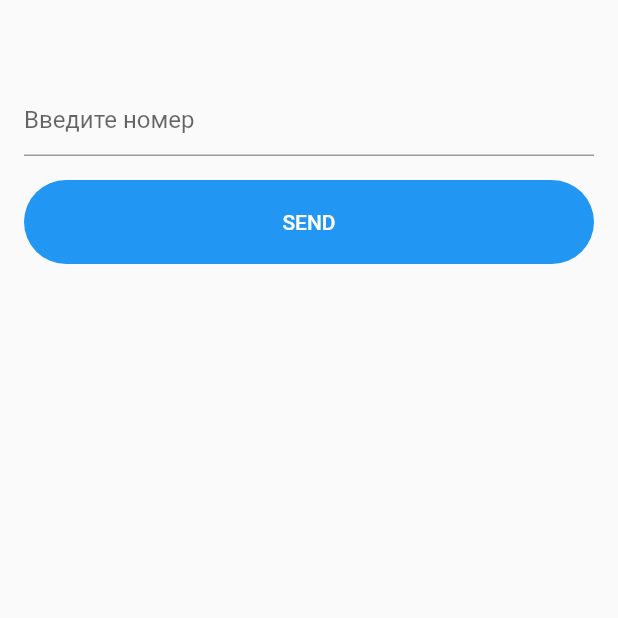
After one commit to Gloomy699/authDemo, a Flutter app: the screen it shows after launch, on a phone screen of 412 x 824 dp, the part 444-1062 px from its top. The commit adds this screen. Run offline on Flutter 3.47's test engine with Material 2 defaults, Android fonts, the phone set to English and light mode, and no system bars; our stand-ins replace firebase_auth, firebase_core; accounts and stored records are empty.

Commit message:
added SOLID principles

```diff
--- a/lib/enum.dart
+++ /dev/null
@@ -1,4 +0,0 @@
-enum MobileVerificationState{
-  phone,
-  otp
-}
--- /dev/null
+++ b/lib/enum/enum.dart
@@ -0,0 +1 @@
+enum MobileVerificationState { phone, otp }
--- /dev/null
+++ b/lib/model/name_element.dart
@@ -0,0 +1,23 @@
+//S, O, D - principles
+class NameElement {
+  final String textName;
+
+  NameElement({
+     this.textName = '',
+  });
+
+  @override
+  bool operator ==(Object other) =>
+      identical(this, other) || other is NameElement && runtimeType == other.runtimeType && textName == other.textName;
+
+  @override
+  int get hashCode => textName.hashCode;
+
+  NameElement copyWith({
+    String? textName,
+  }) {
+    return NameElement(
+      textName: textName ?? this.textName,
+    );
+  }
+}
--- /dev/null
+++ b/lib/widget/data_widget.dart
@@ -0,0 +1,53 @@
+import 'package:flutter/material.dart';
+
+class DataWidget extends StatelessWidget {
+  final TextEditingController controller;
+  final String hintText;
+  final String buttonText;
+  final void Function() buttonPressCallback;
+
+  const DataWidget({
+    required this.controller,
+    required this.buttonPressCallback,
+    required this.hintText,
+    required this.buttonText,
+  });
+
+  @override
+  Widget build(BuildContext context) {
+    return Center(
+      child: Column(
+        mainAxisSize: MainAxisSize.min,
+        children: [
+          TextField(
+            controller: controller,
+            decoration: InputDecoration(hintText: hintText),
+          ),
+          const SizedBox(height: 16.0),
+          TextButton(
+            onPressed: buttonPressCallback,
+            style: TextButton.styleFrom(
+              elevation: 0,
+              minimumSize: const Size.fromHeight(56.0),
+              shape: RoundedRectangleBorder(
+                borderRadius: BorderRadius.circular(32.0),
+              ),
+            ).merge(
+              ButtonStyle(
+                backgroundColor: MaterialStateProperty.resolveWith<Color>(
+                  (states) {
+                    return states.contains(MaterialState.disabled) ? Colors.blueGrey : Colors.blue;
+                  },
+                ),
+              ),
+            ),
+            child: Text(
+              buttonText,
+              style: const TextStyle(color: Colors.white),
+            ),
+          ),
+        ],
+      ),
+    );
+  }
+}
--- a/pubspec.yaml
+++ b/pubspec.yaml
@@ -20,7 +20,6 @@ dev_dependencies:
   flutter_test:
     sdk: flutter
 
-  flutter_lints: ^2.0.0
 
 
 flutter:
```
Also changed, not shown: lib/base/base_screen.dart (added, +22 -0 lines), lib/screens/home_screen.dart (+28 -14 lines), lib/screens/login_screen.dart (+61 -123 lines), 1 other file.
